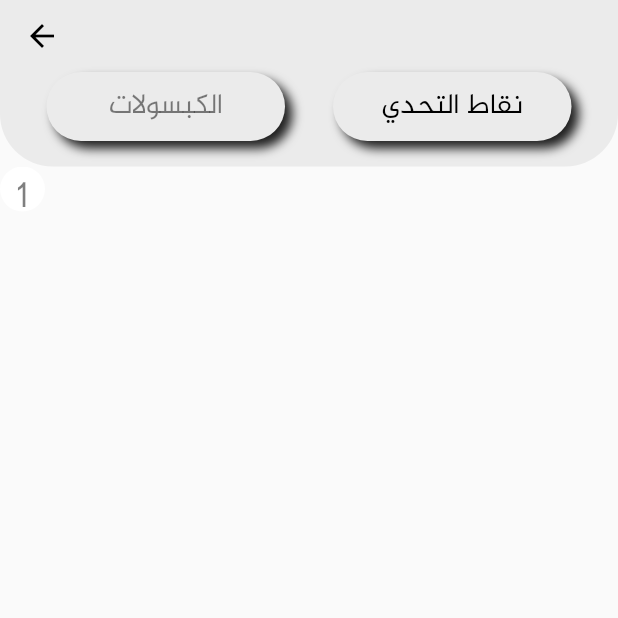
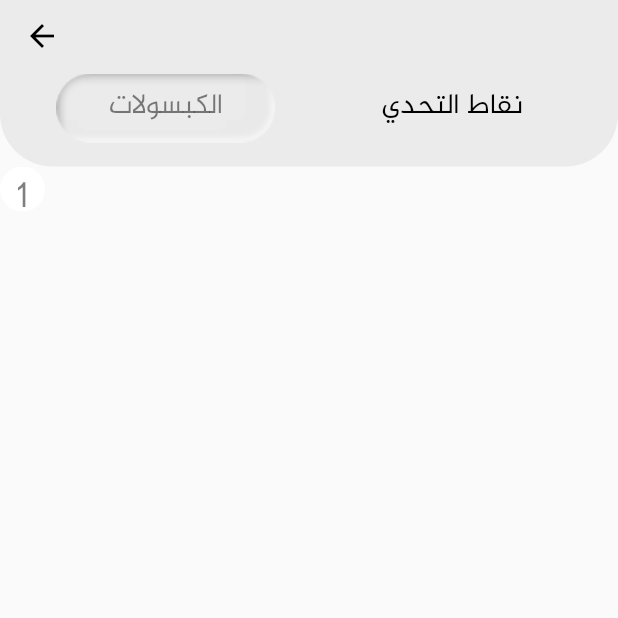
Before and after one commit to sarahMaria7/my-mission, a Flutter app: the screen it shows after launch, on a phone screen of 412 x 824 dp, the top half of it. Run offline on Flutter 3.47's test engine with Material 2 defaults, Android fonts, the phone set to English and light mode, and no system bars.

Commit message:
changed in the page leaderboard and added images

```diff
--- a/lib/screens/leaderboard.dart
+++ b/lib/screens/leaderboard.dart
@@ -11,7 +11,7 @@ class LeaderBoard extends StatefulWidget {
 }
 
 class _LeaderBoardState extends State<LeaderBoard> {
-
+int loadPrs = 0;
   @override
   Widget build(BuildContext context) {
     return DefaultTabController(
@@ -29,7 +29,7 @@ class _LeaderBoardState extends State<LeaderBoard> {
             title: Text(''),
             automaticallyImplyLeading: false,
             bottom:  PreferredSize(
-            preferredSize: new Size(52.0, 55.0),
+            preferredSize: new Size(100.0, 55.0),
             child: new Container(
               padding: EdgeInsets.only(bottom: 15.0, right: 15.0, left: 15.0),
 
@@ -41,54 +41,42 @@ class _LeaderBoardState extends State<LeaderBoard> {
                labelColor: Color(0x80000000),
                unselectedLabelColor: Color(0xff000000),
 
+
+            indicator: BoxDecoration(
+              image: DecorationImage(image:AssetImage(
+                    'assets/images/pressed.png',
+                  ),),
+                //borderRadius: BorderRadius.circular(55),
+                //color: Color(0xffEBEBEB),
+               //boxShadow: [
+            //BoxShadow(
+                //color: Colors.black,
+                //blurRadius: 5.0,
+                //spreadRadius: 0.0,
+                //offset: Offset(5.0, 5.0), // shadow direction: bottom right
+           // )
+        //],
+                               ),
               tabs: [
 
 
 
              Tab(
                child: Container(
-                 //width: 200.0,
-                decoration: BoxDecoration(
-                borderRadius: BorderRadius.circular(65),
-                color: Color(0xffEBEBEB),
-               boxShadow: [
-            BoxShadow(
-                color: Colors.black87,
-                blurRadius: 5.0,
-                spreadRadius: 0.0,
-                offset: Offset(5.0, 5.0), // shadow direction: bottom right
-            )
-        ],
-                               ),
 
-                               child: Align(
-                                 alignment: Alignment.center,
+
                                  child: Text('الكبسولات'),
                                ),
                ),
-             ),
+
 
                 Tab(
                     child: Container(
 
-                 //width: 180.0,
-                decoration: BoxDecoration(
-                borderRadius: BorderRadius.circular(65),
-                color: Color(0xffEBEBEB),
-               boxShadow: [
-            BoxShadow(
-                color: Colors.black87,
-                blurRadius: 5.0,
-                spreadRadius: 0.0,
-                offset: Offset(5.0, 5.0), // shadow direction: bottom right
-            )
-        ],
-                               ),
 
-                               child: Align(
-                                 alignment: Alignment.center,
+
                                  child: Text('نقاط التحدي'),
-                               ),
+
                ),
                 ),
 
--- a/pubspec.yaml
+++ b/pubspec.yaml
@@ -51,7 +51,8 @@ flutter:
 
   assets:
       - assets/images/logoblack.png
-
+      - assets/images/nopressed.png
+      - assets/images/pressed.png
   # An image asset can refer to one or more resolution-specific "variants", see
   # https://flutter.dev/assets-and-images/#resolution-aware.
 
```
Also changed, not shown: assets/images/nopressed.png (added), assets/images/pressed.png (added).
